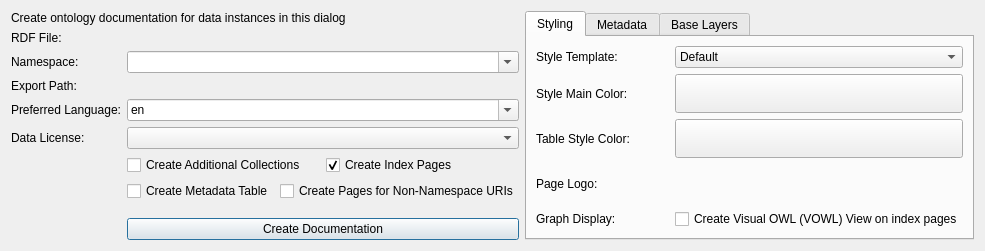
First picture: the form in dialogs/ui/ontdocdialog.ui, repository sparqlunicorn/sparqlunicornGoesGIS, before the edit.
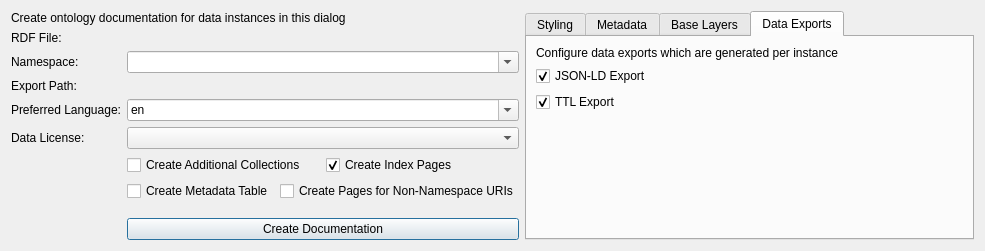
Second picture: the form after the edit. The open tabs and pages were chosen to show the change. Icons and pictures are not drawn. Custom widgets are drawn as their Qt base class.

```diff
--- a/dialogs/ui/ontdocdialog.ui
+++ b/dialogs/ui/ontdocdialog.ui
@@ -305,6 +305,53 @@
        </item>
       </layout>
      </widget>
+     <widget class="QWidget" name="dataExportTab">
+      <attribute name="title">
+       <string>Data Exports</string>
+      </attribute>
+      <layout class="QGridLayout" name="gridLayout_2">
+       <item row="0" column="1">
+        <widget class="QLabel" name="dataexportLabel">
+         <property name="text">
+          <string>Configure data exports which are generated per instance</string>
+         </property>
+        </widget>
+       </item>
+       <item row="1" column="1">
+        <widget class="QCheckBox" name="jsonldExport">
+         <property name="text">
+          <string>JSON-LD Export</string>
+         </property>
+         <property name="checked">
+          <bool>true</bool>
+         </property>
+        </widget>
+       </item>
+       <item row="2" column="1">
+        <widget class="QCheckBox" name="ttlExport">
+         <property name="text">
+          <string>TTL Export</string>
+         </property>
+         <property name="checked">
+          <bool>true</bool>
+         </property>
+        </widget>
+       </item>
+       <item row="3" column="1">
+        <spacer name="verticalSpacer">
+         <property name="orientation">
+          <enum>Qt::Vertical</enum>
+         </property>
+         <property name="sizeHint" stdset="0">
+          <size>
+           <width>20</width>
+           <height>40</height>
+          </size>
+         </property>
+        </spacer>
+       </item>
+      </layout>
+     </widget>
     </widget>
    </item>
    <item row="4" column="0">
```
